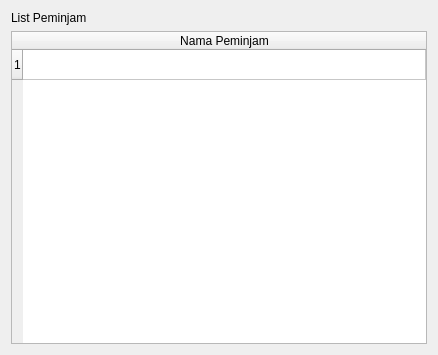
Above: Ui/borrower.ui from vrw93/Inventory-App before the change. Below: the same form after it.
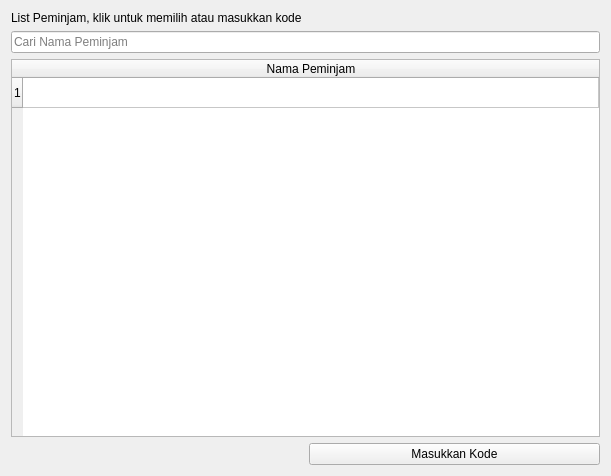
That is the form after the change.

Patch:
```diff
--- a/Ui/borrower.ui
+++ b/Ui/borrower.ui
@@ -6,22 +6,22 @@
    <rect>
     <x>0</x>
     <y>0</y>
-    <width>438</width>
-    <height>355</height>
+    <width>611</width>
+    <height>476</height>
    </rect>
   </property>
   <property name="windowTitle">
    <string>Frame</string>
   </property>
   <layout class="QGridLayout" name="gridLayout">
-   <item row="0" column="0">
-    <widget class="QLabel" name="borrowLabel">
+   <item row="4" column="1">
+    <widget class="QPushButton" name="CodeBtn">
      <property name="text">
-      <string>List Peminjam</string>
+      <string>Masukkan Kode</string>
      </property>
     </widget>
    </item>
-   <item row="1" column="0">
+   <item row="3" column="0" colspan="2">
     <widget class="QTableWidget" name="ItemSelect">
      <attribute name="horizontalHeaderStretchLastSection">
       <bool>true</bool>
@@ -34,6 +34,23 @@
      </column>
     </widget>
    </item>
+   <item row="0" column="0" colspan="2">
+    <widget class="QLabel" name="borrowLabel">
+     <property name="text">
+      <string>List Peminjam, klik untuk memilih atau masukkan kode</string>
+     </property>
+    </widget>
+   </item>
+   <item row="1" column="0" colspan="2">
+    <widget class="QLineEdit" name="SearchBar">
+     <property name="text">
+      <string/>
+     </property>
+     <property name="placeholderText">
+      <string>Cari Nama Peminjam</string>
+     </property>
+    </widget>
+   </item>
   </layout>
  </widget>
  <resources/>
```
